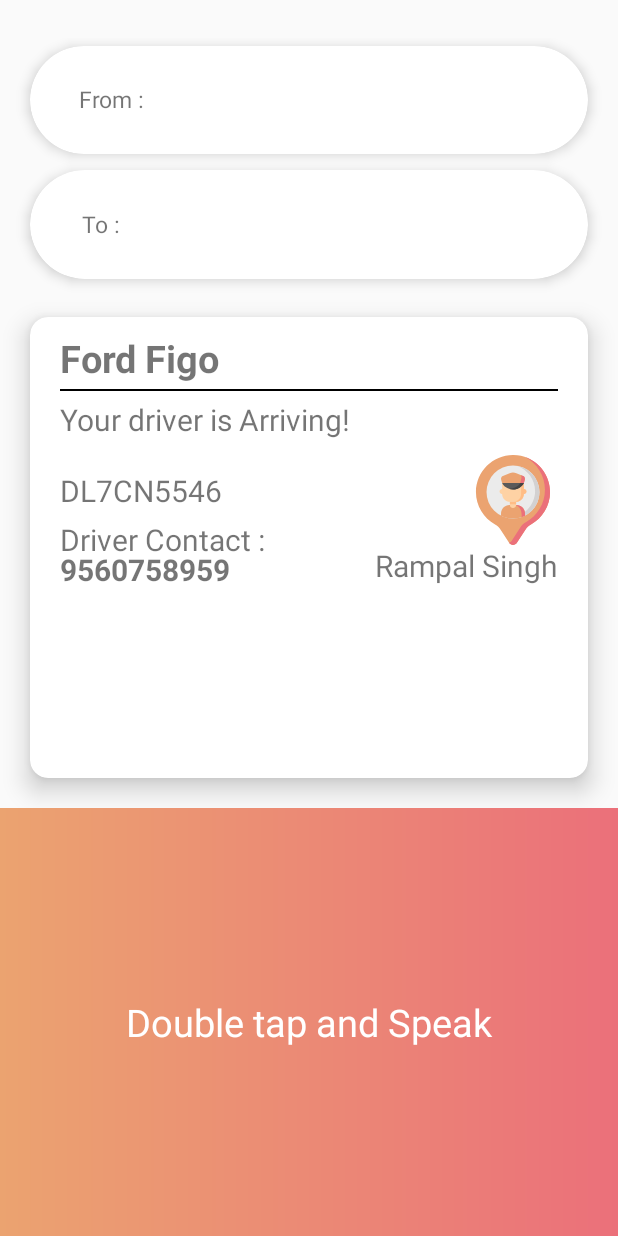
After one commit to mRahulJain/MinorProject, an Android app: the BookCabActivity screen opened directly, with no data from a screen before it, on a phone screen of 412 x 824 dp. The commit adds this screen. Run offline under Robolectric (Android 15) with nearby library versions, the phone set to English and light mode, and no system bars.

Commit message:
ui cab booking

```diff
--- a/app/src/main/AndroidManifest.xml
+++ b/app/src/main/AndroidManifest.xml
@@ -46,6 +46,9 @@
             android:name=".activity.WeatherActivity"
             android:screenOrientation="portrait" />
         <activity
+            android:name=".activity.BookCabActivity"
+            android:screenOrientation="portrait" />
+        <activity
             android:name=".activity.NewsActivity"
             android:screenOrientation="portrait" />
         <activity android:name=".activity.ScanCodeActivity"
--- /dev/null
+++ b/app/src/main/java/com/android/collegeproject/activity/BookCabActivity.kt
@@ -0,0 +1,14 @@
+package com.android.collegeproject.activity
+
+import android.os.Bundle
+import android.os.PersistableBundle
+import androidx.appcompat.app.AppCompatActivity
+import com.android.collegeproject.R
+
+class BookCabActivity: AppCompatActivity() {
+    override fun onCreate(savedInstanceState: Bundle?) {
+        super.onCreate(savedInstanceState)
+        setContentView(R.layout.activity_book_cab)
+
+    }
+}
--- a/app/src/main/java/com/android/collegeproject/activity/ImpairedUserActivity.kt
+++ b/app/src/main/java/com/android/collegeproject/activity/ImpairedUserActivity.kt
@@ -249,6 +249,14 @@
                     )
                         .emergency()
                 }
+                "cab" -> {
+                    mTextToSpeechHelper.destroySpeech()
+                    if(this@ImpairedUserActivity::sr.isInitialized) {
+                        sr.destroy()
+                    }
+                    val intent = Intent(this@ImpairedUserActivity, BookCabActivity::class.java)
+                    startActivity(intent)
+                }
                 else -> {
                     Constants().speak("Sorry couldn't hear you!", mTextToSpeechHelper)
                 }
--- a/app/src/main/java/com/android/collegeproject/activity/TextRecognitionActivity.kt
+++ b/app/src/main/java/com/android/collegeproject/activity/TextRecognitionActivity.kt
@@ -19,7 +19,6 @@
 import java.lang.StringBuilder
 
 class TextRecognitionActivity : AppCompatActivity() {
-
     private lateinit var mCameraView : SurfaceView
     private lateinit var mCameraSource: CameraSource
     private lateinit var mAndroidPermissions: AndroidPermissions
@@ -29,7 +28,6 @@
     override fun onCreate(savedInstanceState: Bundle?) {
         super.onCreate(savedInstanceState)
         setContentView(R.layout.activity_text_recognition)
-
         mCameraView = findViewById(R.id.activity_text_recognition_surfaceView)
         mAndroidPermissions = AndroidPermissions(this)
         mTextToSpeechHelper = TextToSpeechHelper(this)
--- /dev/null
+++ b/app/src/main/res/drawable/ic_driver.xml
@@ -0,0 +1,17 @@
+<vector android:height="24dp" android:viewportHeight="512"
+    android:viewportWidth="512" android:width="24dp" xmlns:android="http://schemas.android.com/apk/res/android">
+    <path android:fillColor="#ffeba370" android:pathData="m466.825,210.825c0,-115.26 -92.493,-208.917 -207.305,-210.797 -116.579,-1.908 -213.64,92.907 -214.343,209.498 -0.482,79.998 43.608,149.719 108.88,185.846 13.223,7.319 24.207,18.097 32.38,30.81l47.384,73.709c10.378,16.144 33.977,16.144 44.356,0l47.387,-73.714c8.189,-12.738 19.214,-23.512 32.46,-30.851 64.873,-35.944 108.801,-105.081 108.801,-184.501z"/>
+    <path android:fillColor="#ffeb707a" android:pathData="m466.827,210.825c0,79.418 -43.927,148.562 -108.802,184.507 -13.243,7.333 -24.269,18.111 -32.458,30.849l-47.393,73.714c-10.376,16.141 -33.974,16.141 -44.35,0l-0.743,-1.165c6.271,-1.496 12.078,-5.291 16.007,-11.387l47.382,-73.714c8.189,-12.738 19.215,-23.516 32.458,-30.849 64.875,-35.944 108.802,-105.089 108.802,-184.506 0,-81.161 -45.856,-151.605 -113.082,-186.848 82.739,28.486 142.179,106.996 142.179,199.399z"/>
+    <path android:fillColor="#ebebeb" android:pathData="M255.999,210.825m-150.684,0a150.684,150.684 0,1 1,301.368 0a150.684,150.684 0,1 1,-301.368 0"/>
+    <path android:fillColor="#d3d1d1" android:pathData="m406.686,210.825c0,83.223 -67.464,150.687 -150.687,150.687 -16.884,0 -33.128,-2.774 -48.29,-7.911 7.602,1.186 15.378,1.795 23.31,1.795 83.223,0 150.687,-67.464 150.687,-150.677 0,-66.36 -42.885,-122.695 -102.459,-142.797 72.187,11.18 127.439,73.59 127.439,148.903z"/>
+    <path android:fillColor="#ffeba370" android:pathData="m324.26,332.683v12.508c-20.492,10.436 -43.683,16.318 -68.261,16.318s-47.77,-5.882 -68.261,-16.318v-12.508c0,-26.826 21.762,-48.573 48.587,-48.573h39.348c26.826,0.001 48.587,21.747 48.587,48.573z"/>
+    <path android:fillColor="#ffeb707a" android:pathData="m324.26,332.688v12.508c-6.13,3.109 -12.493,5.823 -19.061,8.1v-13.675c0,-25.688 -11.632,-47.522 -34.605,-55.505h5.079c26.826,0 48.587,21.746 48.587,48.572z"/>
+    <path android:fillColor="#ffeba370" android:pathData="m236.867,104.059 l-38.323,15.85c-8.146,3.369 -12.43,12.349 -9.922,20.801l5.493,18.508h61.882,0.001 61.882l5.493,-18.508c2.508,-8.451 -1.775,-17.431 -9.922,-20.801l-38.322,-15.85c-12.249,-5.067 -26.011,-5.067 -38.262,0z"/>
+    <path android:fillColor="#ffeb707a" android:pathData="m323.37,140.704 l-5.488,18.507h-20.594l6.539,-26.534c1.897,-6.407 0.511,-13.077 -3.269,-18.112l12.902,5.342c8.144,3.371 12.42,12.346 9.91,20.797z"/>
+    <path android:fillColor="#fed2a4" android:pathData="m318.695,193.994h-0.815v-34.776h-123.765v34.776h-0.815c-7.591,0 -13.745,6.154 -13.745,13.745 0,7.591 6.154,13.745 13.745,13.745h0.815v0.44c0,24.671 20,44.671 44.671,44.671h34.422c24.671,0 44.671,-20 44.671,-44.671v-0.44h0.815c7.591,0 13.745,-6.154 13.745,-13.745 0.001,-7.591 -6.153,-13.745 -13.744,-13.745z"/>
+    <path android:fillColor="#ffbd86" android:pathData="m332.442,207.739c0,7.588 -6.156,13.744 -13.745,13.744h-0.821v0.444c0,24.666 -19.993,44.667 -44.667,44.667h-12.834c23.242,-1.566 41.61,-20.923 41.61,-44.567v-62.709l15.891,-0.101v34.776h0.821c3.794,0 7.228,1.541 9.716,4.029s4.029,5.922 4.029,9.717z"/>
+    <path android:fillColor="#5a5a5a" android:pathData="m255.999,159.218s-61.837,0 -61.884,0c0,0 4.448,7.679 7.308,11.322 3.584,4.566 7.712,8.727 12.376,12.193 15.081,11.205 34.459,16.248 53.072,13.482 10.299,-1.531 20.187,-5.447 28.716,-11.422 2.752,-1.928 5.359,-4.069 7.806,-6.372 5.888,-5.543 12.263,-13.802 14.489,-19.202h-61.883z"/>
+    <path android:fillColor="#444" android:pathData="m317.882,159.21c-2.219,5.4 -8.596,13.661 -14.493,19.207 -2.437,2.306 -5.05,4.451 -7.808,6.378 -8.524,5.97 -18.405,9.881 -28.709,11.413 -13.442,2 -27.278,-0.073 -39.611,-5.605 7.239,1.226 14.668,1.343 21.98,0.263 10.304,-1.532 20.185,-5.458 28.723,-11.428 2.744,-1.927 5.356,-4.072 7.808,-6.378 4.16,-3.911 8.567,-9.195 11.574,-13.851h20.536z"/>
+    <path android:fillColor="#fed2a4" android:pathData="m255.999,301.845c-9.734,0 -17.625,-7.891 -17.625,-17.625v-17.625h35.251v17.625c-0.001,9.734 -7.892,17.625 -17.626,17.625z"/>
+    <path android:fillColor="#ffbd86" android:pathData="m238.368,266.601h35.262v14.099h-35.262z"/>
+</vector>
--- /dev/null
+++ b/app/src/main/res/layout/activity_book_cab.xml
@@ -0,0 +1,175 @@
+<?xml version="1.0" encoding="utf-8"?>
+<LinearLayout xmlns:android="http://schemas.android.com/apk/res/android"
+    android:layout_width="match_parent"
+    android:layout_height="match_parent"
+    xmlns:tools="http://schemas.android.com/tools"
+    tools:context=".activity.BookCabActivity"
+    xmlns:app="http://schemas.android.com/apk/res-auto"
+    android:orientation="vertical">
+    <LinearLayout
+        android:layout_width="match_parent"
+            android:orientation="vertical"
+            android:layout_marginTop="25dp"
+        android:layout_weight="1"
+            android:layout_height="wrap_content">
+            <androidx.cardview.widget.CardView
+                android:layout_width="match_parent"
+                android:layout_height="10dp"
+                android:layout_marginVertical="5dp"
+                android:layout_marginHorizontal="20dp"
+                app:cardCornerRadius="40dp"
+                android:padding="0dp"
+                android:layout_weight="1"
+                app:cardElevation="5dp">
+                <LinearLayout
+                    android:layout_width="match_parent"
+                    android:layout_margin="0dp"
+                    android:layout_height="wrap_content"
+                    android:layout_gravity="center"
+                    android:orientation="horizontal">
+                    <TextView
+                        android:layout_width="wrap_content"
+                        android:layout_height="match_parent"
+                        android:text="From : "
+                        android:textSize="15sp"
+                        android:layout_weight="1"
+                        android:gravity="center" />
+                    <TextView
+                        android:layout_width="wrap_content"
+                        android:layout_height="match_parent"
+                        android:text=""
+                        android:textSize="20sp"
+                        android:layout_weight="4"
+                        android:id="@+id/activity_book_cab_from" />
+                </LinearLayout>
+            </androidx.cardview.widget.CardView>
+            <androidx.cardview.widget.CardView
+                android:layout_width="match_parent"
+                android:layout_height="10dp"
+                android:layout_marginVertical="5dp"
+                android:layout_marginHorizontal="20dp"
+                android:layout_weight="1"
+                app:cardCornerRadius="40dp"
+                app:cardElevation="5dp">
+                <LinearLayout
+                    android:layout_width="match_parent"
+                    android:layout_height="wrap_content"
+                    android:layout_gravity="center"
+                    android:orientation="horizontal">
+                    <TextView
+                        android:layout_width="wrap_content"
+                        android:layout_height="match_parent"
+                        android:text="To : "
+                        android:textSize="15sp"
+                        android:layout_weight="1"
+                        android:gravity="center" />
+                    <TextView
+                        android:layout_width="wrap_content"
+                        android:layout_height="match_parent"
+                        android:text=""
+                        android:textSize="20sp"
+                        android:layout_weight="4"
+                        android:id="@+id/activity_book_cab_to" />
+                </LinearLayout>
+            </androidx.cardview.widget.CardView>
+            <androidx.cardview.widget.CardView
+                android:layout_width="match_parent"
+                android:layout_height="wrap_content"
+                android:layout_margin="20dp"
+                app:cardCornerRadius="12dp"
+                android:layout_weight="2"
+                app:cardElevation="10dp">
+                <RelativeLayout
+                    android:layout_width="match_parent"
+                    android:paddingHorizontal="20dp"
+                    android:layout_gravity="center"
+                    android:layout_height="match_parent">
+                    <TextView
+                        android:id="@+id/activity_book_cab_vehicleName"
+                        android:layout_width="wrap_content"
+                        android:layout_height="wrap_content"
+                        android:layout_alignParentLeft="true"
+                        android:layout_alignParentTop="true"
+                        android:layout_marginTop="10dp"
+                        android:text="Ford Figo"
+                        android:textSize="25sp"
+                        android:textStyle="bold" />
+                    <View
+                        android:layout_width="match_parent"
+                        android:layout_height="1dp"
+                        android:layout_below="@+id/activity_book_cab_vehicleName"
+                        android:background="@android:color/black"
+                        android:layout_marginTop="3dp" />
+                    <TextView
+                        android:layout_width="match_parent"
+                        android:layout_height="wrap_content"
+                        android:textSize="20sp"
+                        android:layout_marginVertical="10dp"
+                        android:text="Your driver is Arriving!"
+                        android:layout_alignParentLeft="true"
+                        android:layout_below="@+id/activity_book_cab_vehicleName"
+                        android:id="@+id/activity_book_cab_status" />
+                    <TextView
+                        android:layout_width="wrap_content"
+                        android:layout_height="wrap_content"
+                        android:textSize="20sp"
+                        android:layout_marginTop="10dp"
+                        android:text="DL7CN5546"
+                        android:layout_below="@+id/activity_book_cab_status"
+                        android:layout_alignParentLeft="true"
+                        android:id="@+id/activity_book_cab_vehicleNumber" />
+                    <TextView
+                        android:layout_width="wrap_content"
+                        android:layout_height="wrap_content"
+                        android:textSize="20sp"
+                        android:layout_marginTop="5dp"
+                        android:text="Driver Contact :"
+                        android:layout_below="@+id/activity_book_cab_vehicleNumber"
+                        android:layout_alignParentLeft="true" />
+                    <TextView
+                        android:layout_width="wrap_content"
+                        android:layout_height="wrap_content"
+                        android:textSize="20sp"
+                        android:textStyle="bold"
+                        android:layout_marginTop="25dp"
+                        android:text="9560758959"
+                        android:layout_below="@+id/activity_book_cab_vehicleNumber"
+                        android:layout_alignParentLeft="true"
+                        android:id="@+id/activity_book_cab_contact" />
+                    <ImageView
+                        android:layout_width="60dp"
+                        android:layout_height="60dp"
+                        android:src="@drawable/ic_driver"
+                        android:id="@+id/activity_book_cab_driverIcon"
+                        android:layout_below="@+id/activity_book_cab_status"
+                        android:layout_alignParentRight="true"
+                        tools:ignore="UnknownId" />
+                    <TextView
+                        android:layout_width="wrap_content"
+                        android:layout_height="wrap_content"
+                        android:textSize="20sp"
+                        android:text="Rampal Singh"
+                        android:layout_alignParentRight="true"
+                        android:layout_below="@+id/activity_book_cab_driverIcon"
+                        android:id="@+id/activity_book_cab_driverName" />
+
+                </RelativeLayout>
+
+            </androidx.cardview.widget.CardView>
+        </LinearLayout>
+    <LinearLayout
+        android:layout_width="match_parent"
+        android:layout_height="wrap_content"
+        android:background="@drawable/gradient_bg"
+        android:layout_weight="1">
+        <TextView
+            android:layout_width="match_parent"
+            android:layout_height="wrap_content"
+            android:gravity="center"
+            android:textSize="25sp"
+            android:textColor="@android:color/white"
+            android:layout_gravity="center"
+            android:text="Double tap and Speak" />
+    </LinearLayout>
+
+</LinearLayout>
```
